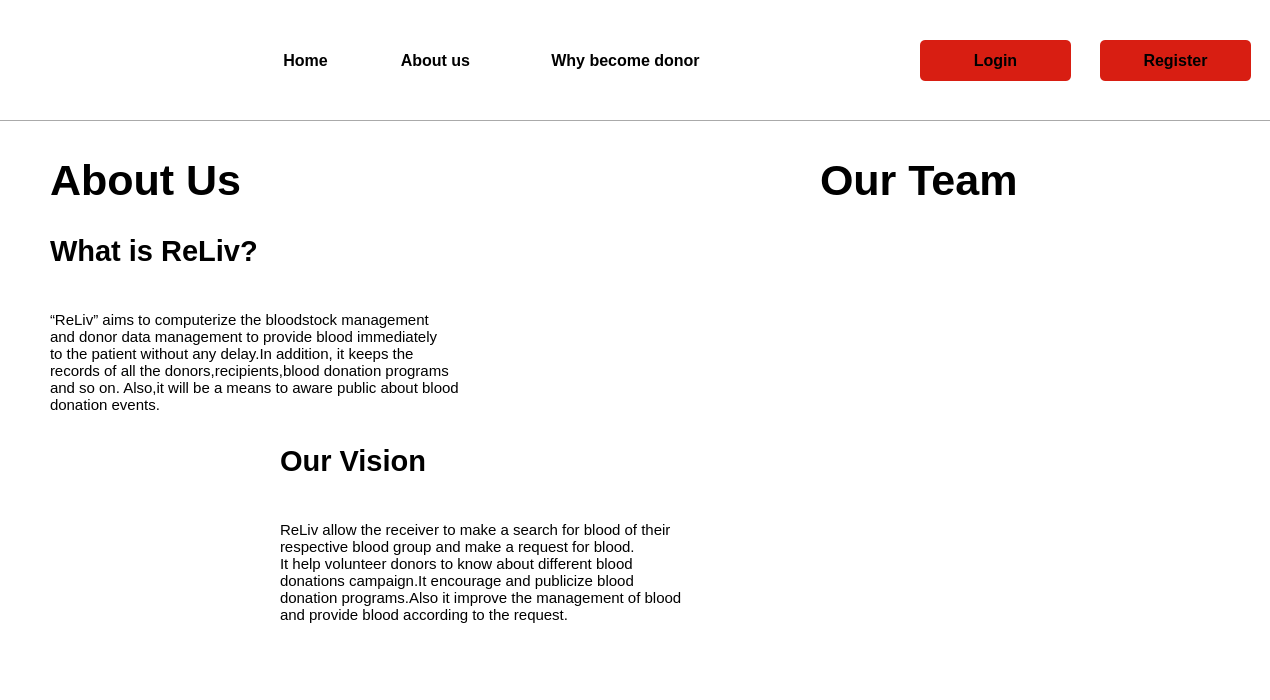
Rista10/Final, file about.ui: the form before one commit.
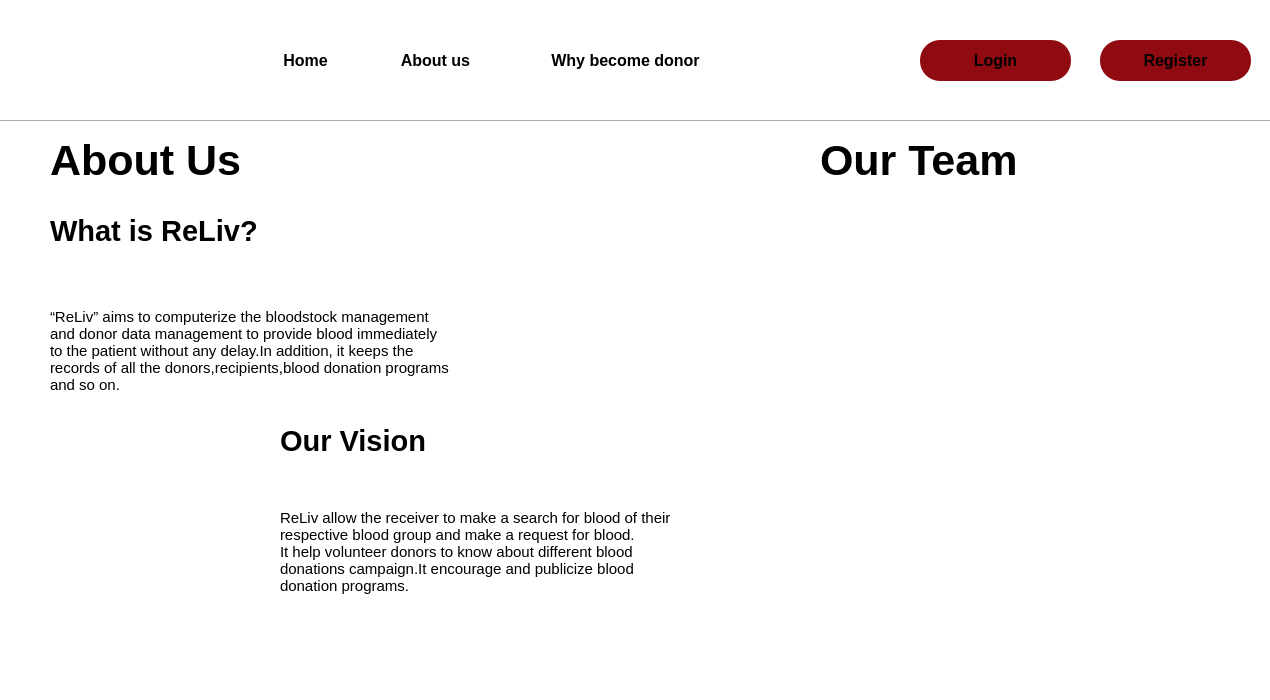
The form after the commit. Icons and pictures are not drawn.

Patch:
```diff
--- a/about.ui
+++ b/about.ui
@@ -77,8 +77,14 @@
    <property name="styleSheet">
     <string notr="true">#login
 {
- background-color:#D81E12;
-border-radius:5px;
+ background-color:rgb(144, 10, 18);
+border-radius:20px;
+}
+
+#login::hover
+{
+background-color:white;
+	color: rgb(144, 10, 18);
 }</string>
    </property>
    <property name="text">
@@ -103,8 +109,14 @@
    <property name="styleSheet">
     <string notr="true">#register_2
 {
- background-color:#D81E12;
-border-radius:5px;
+ background-color:rgb(144, 10, 18);
+border-radius:20px;
+}
+
+#register_2::hover
+{
+background-color:white;
+	color: rgb(144, 10, 18);
 }</string>
    </property>
    <property name="text">
@@ -182,7 +194,7 @@
    <property name="geometry">
     <rect>
      <x>50</x>
-     <y>150</y>
+     <y>130</y>
      <width>281</width>
      <height>61</height>
     </rect>
@@ -201,7 +213,7 @@
    <property name="geometry">
     <rect>
      <x>50</x>
-     <y>220</y>
+     <y>200</y>
      <width>391</width>
      <height>61</height>
     </rect>
@@ -220,7 +232,7 @@
    <property name="geometry">
     <rect>
      <x>50</x>
-     <y>280</y>
+     <y>260</y>
      <width>501</width>
      <height>181</height>
     </rect>
@@ -236,16 +248,14 @@
 and donor data management to provide blood immediately
 to the patient without any delay.In addition, it keeps the
 records of all the donors,recipients,blood donation programs 
-and so on. Also,it will be a means to aware public about blood 
-donation events.
-</string>
+and so on. </string>
    </property>
   </widget>
   <widget class="QLabel" name="label_5">
    <property name="geometry">
     <rect>
      <x>500</x>
-     <y>280</y>
+     <y>260</y>
      <width>150</width>
      <height>149</height>
     </rect>
@@ -261,7 +271,7 @@
    <property name="geometry">
     <rect>
      <x>50</x>
-     <y>460</y>
+     <y>440</y>
      <width>201</width>
      <height>171</height>
     </rect>
@@ -277,7 +287,7 @@
    <property name="geometry">
     <rect>
      <x>280</x>
-     <y>430</y>
+     <y>410</y>
      <width>391</width>
      <height>61</height>
     </rect>
@@ -296,7 +306,7 @@
    <property name="geometry">
     <rect>
      <x>280</x>
-     <y>490</y>
+     <y>470</y>
      <width>501</width>
      <height>181</height>
     </rect>
@@ -312,8 +322,7 @@
 respective blood group and make a request for blood.
 It help volunteer donors to know about different blood 
 donations campaign.It encourage and publicize blood 
-donation programs.Also it improve the management of blood 
-and provide blood according to the request.
+donation programs.
 </string>
    </property>
   </widget>
@@ -321,7 +330,7 @@
    <property name="geometry">
     <rect>
      <x>820</x>
-     <y>150</y>
+     <y>130</y>
      <width>281</width>
      <height>61</height>
     </rect>
```
Left out of the diff: 39 changed lines with no effect on the pictures.
